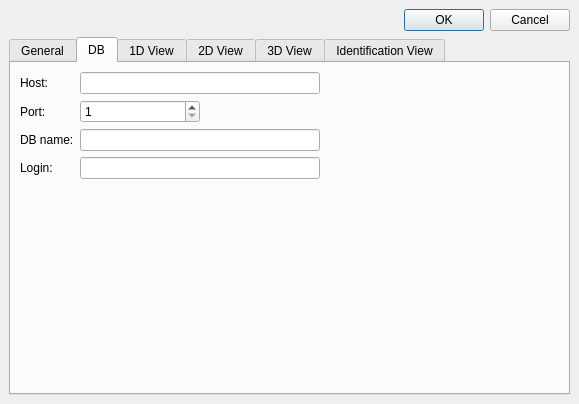
This is src/openms_gui/include/OpenMS/VISUAL/DIALOGS/UIC/TOPPViewPrefDialog.ui in OpenMS/OpenMS-TOPP-GUI as Qt 5 draws it before an edit. The edited form follows.
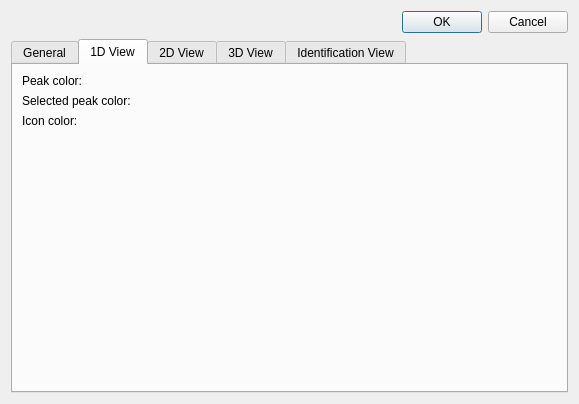
This is the edited form. The open tabs and pages were chosen to show the change. Custom widgets are drawn as their Qt base class.

Commit message: Removed db from ToppView Preferences. Removed overlooked DB tests

The edit to the form file:
```diff
--- a/src/openms_gui/include/OpenMS/VISUAL/DIALOGS/UIC/TOPPViewPrefDialog.ui
+++ b/src/openms_gui/include/OpenMS/VISUAL/DIALOGS/UIC/TOPPViewPrefDialog.ui
@@ -14,12 +14,6 @@
    <string>TOPPView default preferences</string>
   </property>
   <layout class="QVBoxLayout">
-   <property name="spacing">
-    <number>6</number>
-   </property>
-   <property name="margin">
-    <number>9</number>
-   </property>
    <item>
     <widget class="QDialogButtonBox" name="buttonBox">
      <property name="orientation">
@@ -249,109 +243,11 @@
        </item>
       </layout>
      </widget>
-     <widget class="QWidget" name="tab_2">
-      <attribute name="title">
-       <string>DB</string>
-      </attribute>
-      <layout class="QGridLayout">
-       <property name="margin">
-        <number>9</number>
-       </property>
-       <property name="spacing">
-        <number>6</number>
-       </property>
-       <item row="2" column="2">
-        <spacer>
-         <property name="orientation">
-          <enum>Qt::Horizontal</enum>
-         </property>
-         <property name="sizeHint" stdset="0">
-          <size>
-           <width>40</width>
-           <height>20</height>
-          </size>
-         </property>
-        </spacer>
-       </item>
-       <item row="4" column="1">
-        <spacer>
-         <property name="orientation">
-          <enum>Qt::Vertical</enum>
-         </property>
-         <property name="sizeHint" stdset="0">
-          <size>
-           <width>20</width>
-           <height>40</height>
-          </size>
-         </property>
-        </spacer>
-       </item>
-       <item row="3" column="1">
-        <widget class="QLineEdit" name="db_login"/>
-       </item>
-       <item row="2" column="1">
-        <widget class="QLineEdit" name="db_name"/>
-       </item>
-       <item row="0" column="1">
-        <widget class="QLineEdit" name="db_host"/>
-       </item>
-       <item row="3" column="0">
-        <widget class="QLabel" name="label_4">
-         <property name="text">
-          <string>Login:</string>
-         </property>
-        </widget>
-       </item>
-       <item row="1" column="0">
-        <widget class="QLabel" name="label_2">
-         <property name="text">
-          <string>Port:</string>
-         </property>
-        </widget>
-       </item>
-       <item row="0" column="0">
-        <widget class="QLabel" name="label">
-         <property name="text">
-          <string>Host:</string>
-         </property>
-        </widget>
-       </item>
-       <item row="1" column="1">
-        <widget class="QSpinBox" name="db_port">
-         <property name="maximumSize">
-          <size>
-           <width>120</width>
-           <height>16777215</height>
-          </size>
-         </property>
-         <property name="minimum">
-          <number>1</number>
-         </property>
-         <property name="maximum">
-          <number>100000</number>
-         </property>
-        </widget>
-       </item>
-       <item row="2" column="0">
-        <widget class="QLabel" name="label_3">
-         <property name="text">
-          <string>DB name:</string>
-         </property>
-        </widget>
-       </item>
-      </layout>
-     </widget>
      <widget class="QWidget" name="tab_3">
       <attribute name="title">
        <string>1D View</string>
       </attribute>
       <layout class="QGridLayout">
-       <property name="margin">
-        <number>9</number>
-       </property>
-       <property name="spacing">
-        <number>6</number>
-       </property>
        <item row="4" column="0">
         <spacer>
          <property name="orientation">
```
Left out of the diff: 14 changed lines with no effect on the pictures. The commit also changes 1 other file.
